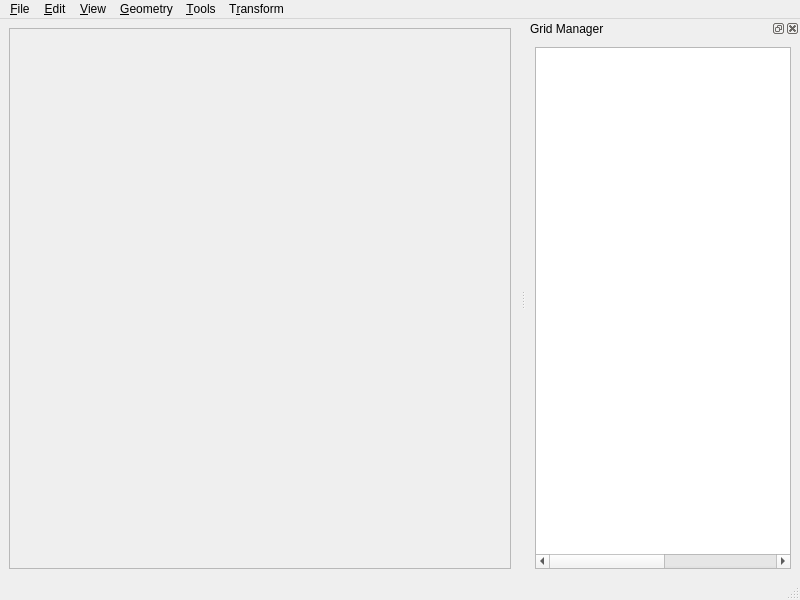
kalininei/HybMesh, file gui/qtui/ComGridMain.ui: the form before one commit.
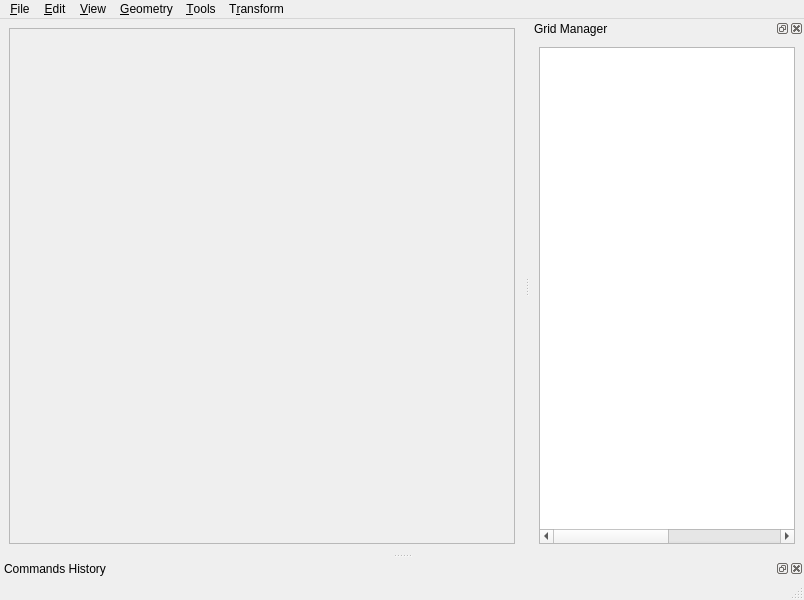
The form after the commit. Icons and pictures are not drawn.

Commit message: New commands history window. Fixed workflow management

```diff
--- a/gui/qtui/ComGridMain.ui
+++ b/gui/qtui/ComGridMain.ui
@@ -6,7 +6,7 @@
    <rect>
     <x>0</x>
     <y>0</y>
-    <width>800</width>
+    <width>804</width>
     <height>600</height>
    </rect>
   </property>
@@ -36,7 +36,7 @@
     <rect>
      <x>0</x>
      <y>0</y>
-     <width>800</width>
+     <width>804</width>
      <height>20</height>
     </rect>
    </property>
@@ -154,6 +154,15 @@
     </layout>
    </widget>
   </widget>
+  <widget class="QDockWidget" name="dw_history">
+   <property name="windowTitle">
+    <string>Commands History</string>
+   </property>
+   <attribute name="dockWidgetArea">
+    <number>8</number>
+   </attribute>
+   <widget class="QWidget" name="dockWidgetContents_3"/>
+  </widget>
   <action name="act_open">
    <property name="text">
     <string>&amp;Open ...</string>
```
Left out of the diff: 58 changed lines with no effect on the pictures. The commit also changes 22 other files.
